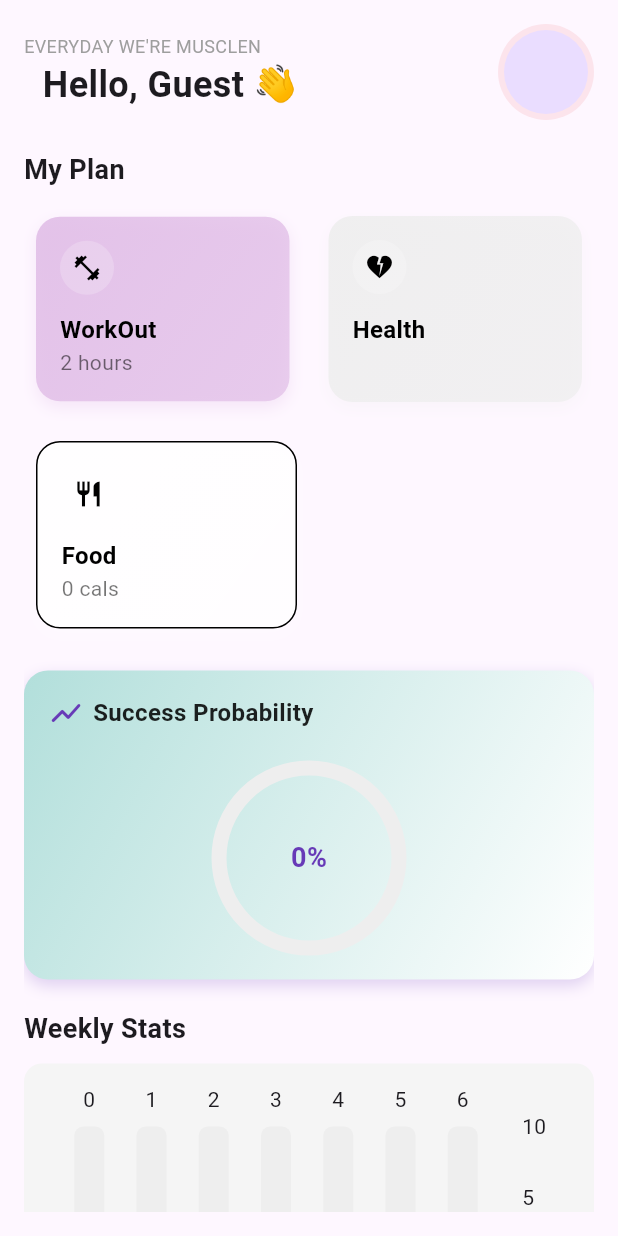
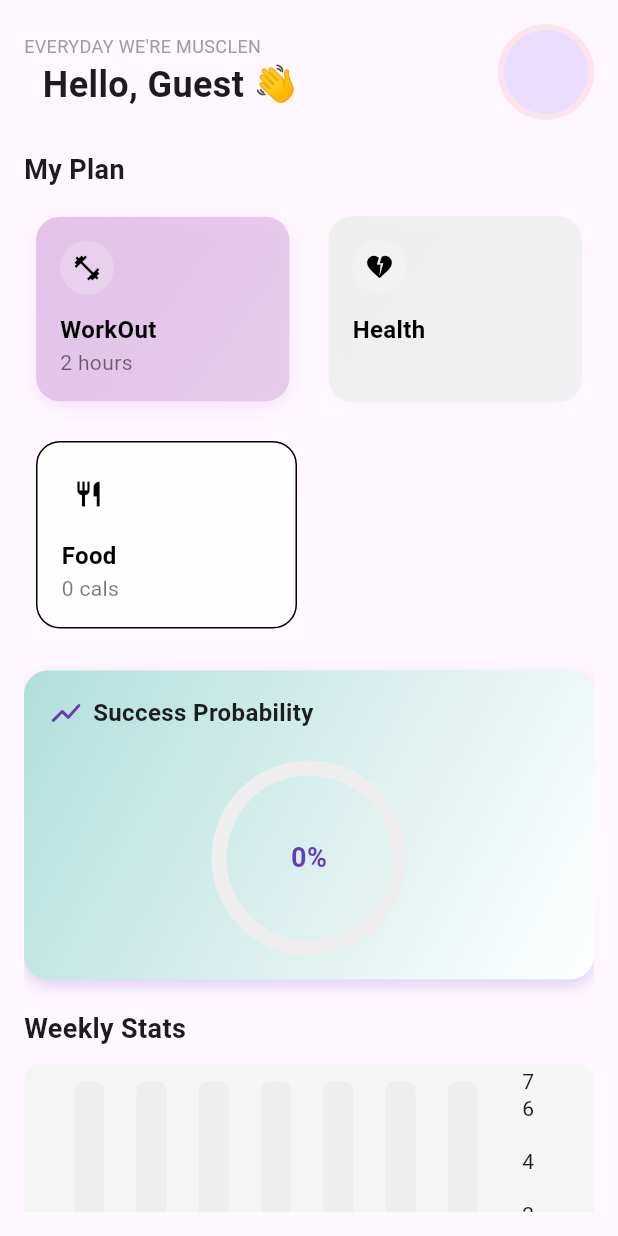
Before and after one commit to najem2002573/app_final, a Flutter app: the HomePageContent screen opened directly, on a phone screen of 412 x 824 dp. Run offline on Flutter 3.47's test engine with Material 3 defaults, Android fonts, the phone set to English and light mode, and no system bars; drawn by our look-alikes of fl_chart, percent_indicator; our stand-ins replace cloud_firestore, firebase_auth, firebase_core, firebase_remote_config, font_awesome_flutter, geolocator and 6 more; missing offline and left inert: dart:ffi; accounts and stored records are empty; network calls fail.

Commit message:
fixed the weekly stat upper numbers problems and fixed profile image live update

```diff
--- a/lib/pages/EditAccount.dart
+++ b/lib/pages/EditAccount.dart
@@ -95,7 +95,7 @@ class _EditAccountPageState extends State<EditAccountPage> {
     return Scaffold(
       resizeToAvoidBottomInset: true,
       appBar: AppBar(
-        leading: BackButton(color: Colors.black,onPressed: (){Navigator.pop(context);},),
+        leading: BackButton(color: Colors.black,onPressed: (){Navigator.pop(context, imagepath);},),
         backgroundColor: Colors.white,
         elevation: 0,
         title: const Text(
--- a/lib/pages/food.dart
+++ b/lib/pages/food.dart
@@ -456,7 +456,7 @@ void setTodayNutrients(Nutrients todays){
                 tween: Tween<double>(begin: 0, end: currentMl),
                 duration: Duration(milliseconds: 1000),
                 builder: (context, value, _) => Text(
-                  "${value.toStringAsFixed(1)}",
+                  "${value.toStringAsFixed(2)}",
                   style: TextStyle(
                     color: Colors.blue,
                     fontWeight: FontWeight.bold,
--- a/lib/pages/home.dart
+++ b/lib/pages/home.dart
@@ -567,12 +567,14 @@ Future<void> fetchWeeklyStats() async {
         ),
         child: BarChart(
           BarChartData(
+            maxY: 7,
             barGroups: List.generate(7, (i) =>
                 _buildBar(weeklyStats[i], i == DateTime.now().weekday % 7, i)),
             borderData: FlBorderData(show: false),
             gridData: FlGridData(show: false),
             titlesData: FlTitlesData(
               leftTitles: AxisTitles(sideTitles: SideTitles(showTitles: false)),
+               topTitles: AxisTitles(sideTitles: SideTitles(showTitles: false)),
               bottomTitles: AxisTitles(
                 sideTitles: SideTitles(
                   showTitles: true,
@@ -617,7 +619,7 @@ BarChartGroupData _buildBar(double value, bool highlight, int index) {
         borderRadius: BorderRadius.circular(6),
         backDrawRodData: BackgroundBarChartRodData(
           show: true,
-          toY: 10,
+          toY: 7,
           color: Colors.grey.shade200,
         ),
       )
```
Also changed, not shown: lib/pages/login.dart (+10 -1 lines), lib/pages/settings.dart (+17 -4 lines), lib/pages/workout.dart (+17 -3 lines), assets/gifs/cardio/blankGif.gif (added).
